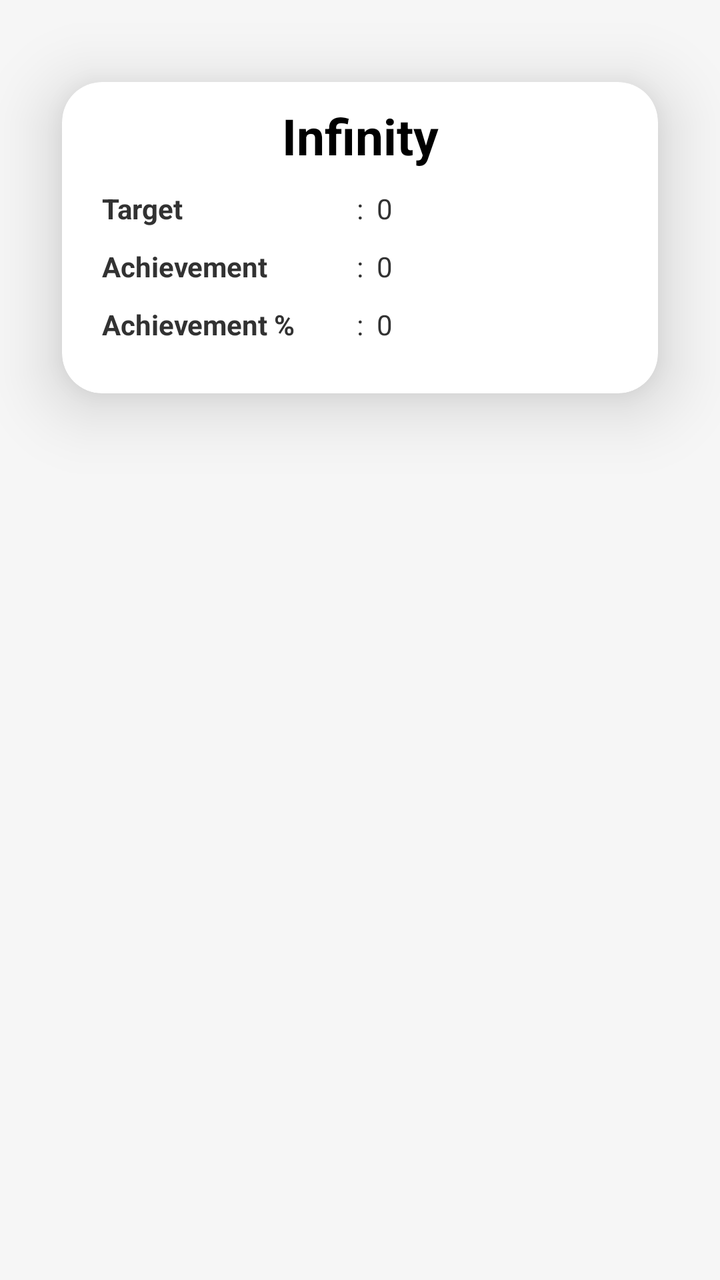
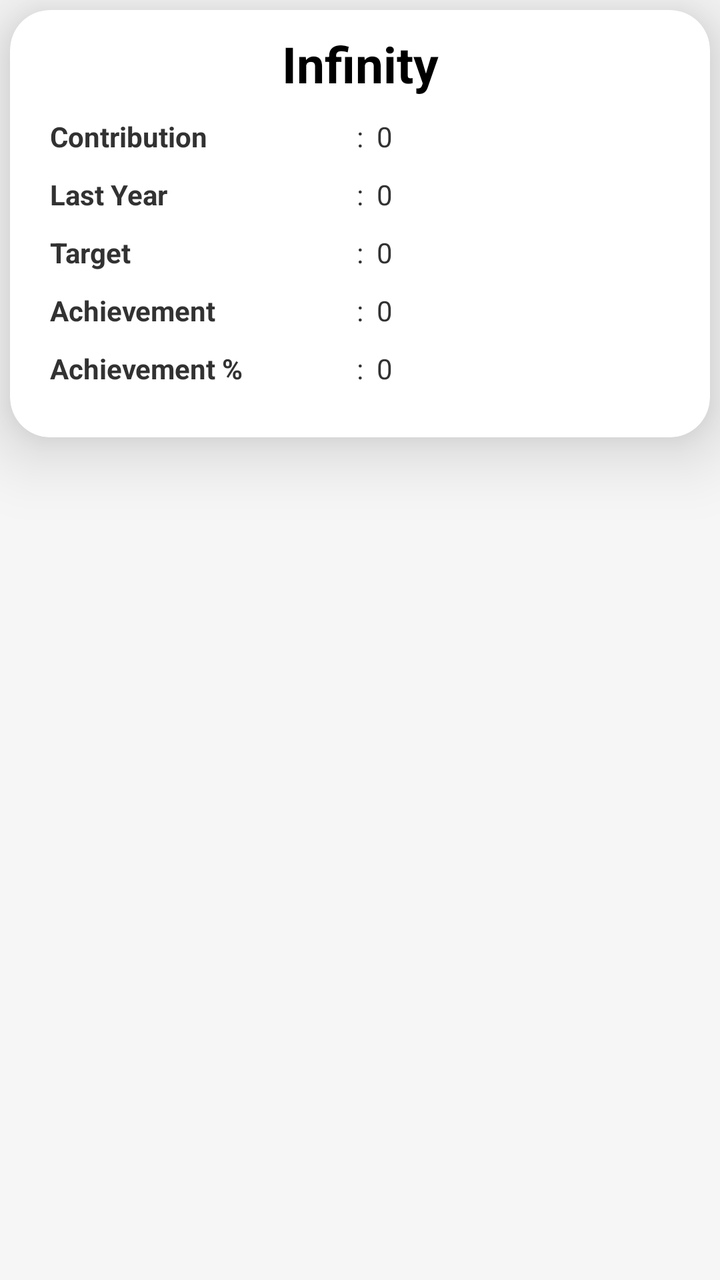

Compare the two renders of this Android layout. The source of the first and the diff that turns it into the second are given below.
<!-- AndroidManifest.xml: application theme ApplicationStyle -->
<!-- res/layout/target_screen_manager_adpter.xml -->
<?xml version="1.0" encoding="utf-8"?>
<LinearLayout xmlns:android="http://schemas.android.com/apk/res/android"
    xmlns:app="http://schemas.android.com/apk/res-auto"
    android:layout_width="match_parent"
    android:layout_height="wrap_content"
    android:orientation="vertical"
    android:padding="5dp"
    android:clipToPadding="false">
    <androidx.cardview.widget.CardView
        android:id="@+id/question"
        android:layout_width="match_parent"
        android:layout_height="wrap_content"
        
        app:cardBackgroundColor="@color/white"
        app:cardCornerRadius="20dp"
        app:cardUseCompatPadding="true"
        app:contentPaddingLeft="@dimen/size_20"
        app:contentPaddingRight="@dimen/size_20"
        app:cardElevation="@dimen/size_20"
        app:layout_constraintStart_toStartOf="parent"
        app:layout_constraintTop_toTopOf="parent">
        
        <LinearLayout
            android:layout_width="match_parent"
            android:layout_height="wrap_content"
            android:orientation="vertical">

            <TextView
                android:id="@+id/cat_name"
                android:layout_width="match_parent"
                android:layout_height="wrap_content"
                android:textColor="#000000"
                android:visibility="visible"
                android:gravity="center"
                android:lineSpacingExtra="@dimen/size_5"
                android:layout_marginTop="@dimen/size_10"
                android:text="Infinity"
                android:textStyle="bold"
                android:textSize="25sp"
                />
            <LinearLayout
                android:layout_width="match_parent"
                android:layout_height="wrap_content"
                android:gravity="center_vertical"
                android:layout_marginTop="@dimen/size_10"
                android:orientation="horizontal">

                <TextView
                    android:layout_width="0dp"
                    android:layout_height="wrap_content"
                    android:layout_weight="1"
                    android:text="Target"
                    android:textSize="14dp"
                    android:textStyle="bold" />

                <TextView
                    android:layout_width="wrap_content"
                    android:layout_height="match_parent"
                    android:text="  :  "
                    android:textSize="14dp" />

                <TextView
                    android:id="@+id/target_acheivement_target"
                    android:layout_width="0dp"
                    android:layout_height="wrap_content"
                    android:layout_weight="1"
                    android:text="0"
                    android:textSize="14sp" />
            </LinearLayout>
            <LinearLayout
                android:layout_width="match_parent"
                android:layout_height="wrap_content"
                android:gravity="center_vertical"
                android:layout_marginTop="@dimen/size_10"
                android:orientation="horizontal">

                <TextView
                    android:layout_width="0dp"
                    android:layout_height="wrap_content"
                    android:layout_weight="1"
                    android:text="Achievement"
                    android:textSize="14dp"
                    android:textStyle="bold" />

                <TextView
                    android:layout_width="wrap_content"
                    android:layout_height="match_parent"
                    android:text="  :  "
                    android:textSize="14dp" />

                <TextView
                    android:id="@+id/acheivement_target"
                    android:layout_width="0dp"
                    android:layout_height="wrap_content"
                    android:layout_weight="1"
                    android:text="0"
                    android:textSize="14sp" />
            </LinearLayout>

            <LinearLayout
                android:layout_width="match_parent"
                android:layout_height="wrap_content"
                android:layout_marginTop="@dimen/size_10"
                android:layout_marginBottom="25dp"
                android:gravity="center_vertical"
                android:orientation="horizontal">

                <TextView
                    android:layout_width="0dp"
                    android:layout_height="wrap_content"
                    android:layout_weight="1"
                    android:text="Achievement %"
                    android:textSize="14dp"
                    android:textStyle="bold" />

                <TextView
                    android:layout_width="wrap_content"
                    android:layout_height="match_parent"
                    android:text="  :  "
                    android:textSize="14dp" />

                <TextView
                    android:id="@+id/target_acheivement_percentage"
                    android:layout_width="0dp"
                    android:layout_height="wrap_content"
                    android:layout_weight="1"
                    android:text="0"
                    android:textSize="14sp" />
            </LinearLayout>




        </LinearLayout>


    </androidx.cardview.widget.CardView>



</LinearLayout>
<!-- resources referenced by this layout -->
<resources>
  <color name="white">#ffffff
  </color>
  <dimen name="size_10">10dp</dimen>
  <dimen name="size_20">20dp</dimen>
  <dimen name="size_5">5dp</dimen>
  <style name="ApplicationStyle" parent="AppBaseTheme">
          <item name="android:windowNoTitle">true</item>
          <item name="android:windowBackground">@drawable/page2bg</item>
          <item name="android:buttonStyle">@style/CKButton</item>
      </style>
  <style name="AppBaseTheme" parent="android:Theme.Holo.Light">
          
      </style>
  <!-- drawable page2bg (drawable) -->
  <shape xmlns:android="http://schemas.android.com/apk/res/android"
      android:shape="rectangle" >
  
      <gradient
          android:angle="90"
          android:centerColor="#f6f6f6"
          android:endColor="#f6f6f6"
          android:startColor="#f6f6f6" />
  
      <corners android:radius="0dp" />
  
  </shape>
  <style name="CKButton" parent="android:style/Widget.Button">
          <item name="android:background">@drawable/custom_button</item>
          <item name="android:textColor">@color/white</item>
          <item name="android:textStyle">bold</item>
          <item name="android:shadowColor">#000000</item>
          <item name="android:shadowDx">1</item>
          <item name="android:shadowDy">2</item>
          <item name="android:shadowRadius">2</item>
          <item name="android:paddingLeft">@dimen/btnpadding</item>
          <item name="android:paddingRight">@dimen/btnpadding</item>
          <item name="android:minWidth">90dp</item>
  
          
          <item name="android:typeface">serif</item>
      </style>
  <!-- drawable custom_button (drawable) -->
  <?xml version="1.0" encoding="utf-8"?>
  <selector xmlns:android="http://schemas.android.com/apk/res/android" >
       <item android:state_pressed="true" >
           <shape android:shape="rectangle"  >
               <corners android:radius="@dimen/font_20" />
               <stroke android:width="1dip" android:color="@color/app_btn_color" />
               <gradient  android:angle="-90"  android:startColor="#00958f" android:endColor="#00958f"  />            
           </shape>
       </item>
      <item android:state_focused="true">
           <shape android:shape="rectangle"  >
               <corners android:radius="@dimen/font_20" />
               <stroke android:width="1dip" android:color="#00958f" />
               <solid  android:color="#00958f"/>       
           </shape>
       </item>  
      <item >
          <shape android:shape="rectangle"  >
               <corners android:radius="@dimen/font_20" />
               <stroke android:width="1dip" android:color="#00958f" />
               <gradient  android:angle="-90"  android:startColor="#00958f" android:endColor="#00958f" />            
           </shape>
       </item>
  </selector>
  <dimen name="btnpadding">5dp</dimen>
  <dimen name="font_20">20sp</dimen>
  <color name="app_btn_color">#00958f</color>
</resources>

<!-- the commit's change to res/layout/target_screen_manager_adpter.xml (unified diff, before → after) -->
@@ -13,7 +13,7 @@
         
         app:cardBackgroundColor="@color/white"
         app:cardCornerRadius="20dp"
-        app:cardUseCompatPadding="true"
+
         app:contentPaddingLeft="@dimen/size_20"
         app:contentPaddingRight="@dimen/size_20"
         app:cardElevation="@dimen/size_20"
@@ -42,6 +42,65 @@
                 android:layout_width="match_parent"
                 android:layout_height="wrap_content"
                 android:gravity="center_vertical"
+                android:id="@+id/contribution"
+                android:layout_marginTop="@dimen/size_10"
+                android:orientation="horizontal">
+
+                <TextView
+                    android:layout_width="0dp"
+                    android:layout_height="wrap_content"
+                    android:layout_weight="1"
+                    android:text="Contribution"
+                    android:textSize="14dp"
+                    android:textStyle="bold" />
+
+                <TextView
+                    android:layout_width="wrap_content"
+                    android:layout_height="match_parent"
+                    android:text="  :  "
+                    android:textSize="14dp" />
+
+                <TextView
+                    android:id="@+id/target_acheivement_contribution"
+                    android:layout_width="0dp"
+                    android:layout_height="wrap_content"
+                    android:layout_weight="1"
+                    android:text="0"
+                    android:textSize="14sp" />
+            </LinearLayout>
+            <LinearLayout
+                android:layout_width="match_parent"
+                android:layout_height="wrap_content"
+                android:gravity="center_vertical"
+                android:layout_marginTop="@dimen/size_10"
+                android:orientation="horizontal">
+
+                <TextView
+                    android:layout_width="0dp"
+                    android:layout_height="wrap_content"
+                    android:layout_weight="1"
+                    android:text="Last Year"
+                    android:textSize="14dp"
+                    android:textStyle="bold" />
+
+                <TextView
+                    android:layout_width="wrap_content"
+                    android:layout_height="match_parent"
+                    android:text="  :  "
+                    android:textSize="14dp" />
+
+                <TextView
+                    android:id="@+id/target_acheivement_LY"
+                    android:layout_width="0dp"
+                    android:layout_height="wrap_content"
+                    android:layout_weight="1"
+                    android:text="0"
+                    android:textSize="14sp" />
+            </LinearLayout>
+            <LinearLayout
+                android:layout_width="match_parent"
+                android:layout_height="wrap_content"
+                android:gravity="center_vertical"
                 android:layout_marginTop="@dimen/size_10"
                 android:orientation="horizontal">
 
<!-- resource entries referenced after the edit -->
@@ -9,6 +9,12 @@
           <item name="android:windowNoTitle">true</item>
           <item name="android:windowBackground">@drawable/page2bg</item>
           <item name="android:buttonStyle">@style/CKButton</item>
+          <item name="android:windowLightStatusBar">false</item>
+          <item name="android:windowLightNavigationBar">false</item>
+          <item name="android:windowLightStatusBar">false</item>
+          <item name="android:windowLightNavigationBar">false</item>
+          <item name="android:windowOptOutEdgeToEdgeEnforcement">true</item>
+        
       </style>
   <style name="AppBaseTheme" parent="android:Theme.Holo.Light">
           
